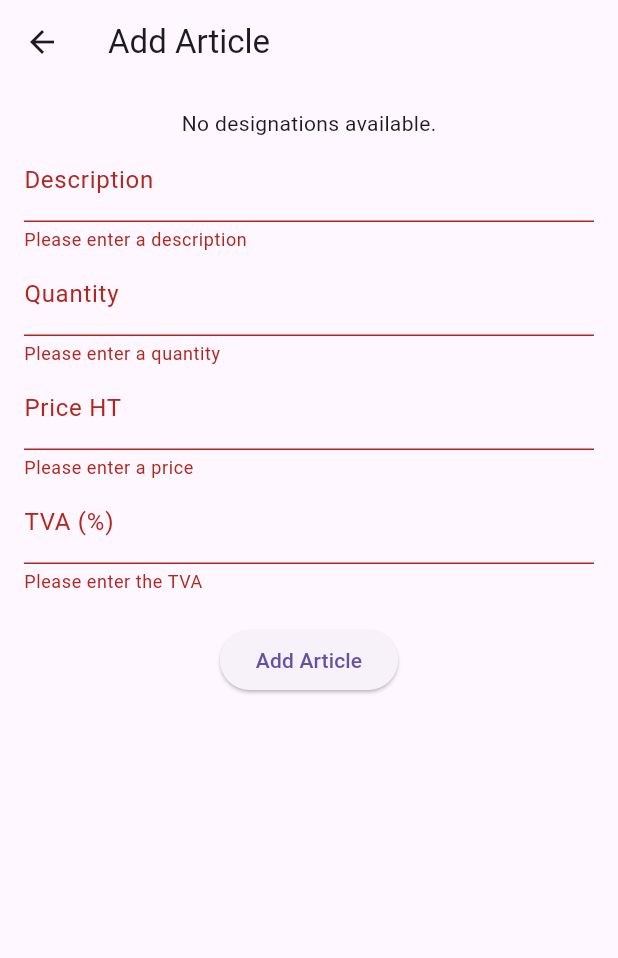
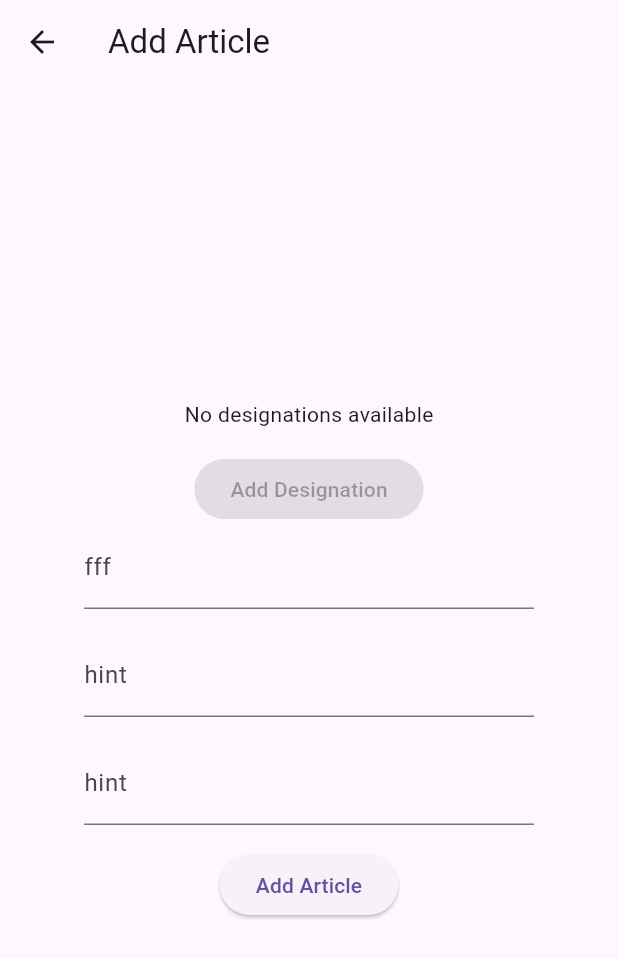
Before and after one commit to vemo068/inventaire_cnas, a Flutter app: the AddArticlePage screen opened directly, after a tap on "Add Article", on a phone screen of 412 x 824 dp. Shown: the top 958 px of the screen. Run offline on Flutter 3.47's test engine with Material 3 defaults, Android fonts, the phone set to English and light mode, and no system bars; our stand-ins replace get, sqflite_common_ffi; accounts and stored records are empty.

Commit message:
refixing and adding pages

```diff
--- /dev/null
+++ b/lib/components/textfield_pc.dart
@@ -0,0 +1,31 @@
+
+import 'package:flutter/material.dart';
+
+class TxtFldPC extends StatelessWidget {
+  final String hint;
+  final TextEditingController controller;
+  final double width;
+  final bool autofocus;
+
+  const TxtFldPC({
+    super.key,
+    required this.hint,
+    required this.controller,
+    this.width = 300.0,
+    this.autofocus=false,
+  });
+
+  @override
+  Widget build(BuildContext context) {
+    return SizedBox(
+      width: width,
+      child: TextField(
+        autofocus: autofocus,
+        controller: controller,
+        decoration: InputDecoration(
+          labelText: hint,
+        ),
+      ),
+    );
+  }
+}
--- a/lib/controllers/database_controller.dart
+++ b/lib/controllers/database_controller.dart
@@ -1,3 +1,4 @@
+import 'package:flutter/material.dart';
 import 'package:get/get.dart';
 import 'package:inventaire_cnas/SQL/db_designation.dart';
 import 'package:inventaire_cnas/models/article.dart';
@@ -9,6 +10,8 @@ class DatabaseController extends GetxController {
   // Observables for the data
   var designations = <Designation>[].obs;
   var articles = <Article>[].obs;
+  Designation? selectedDesignation;
+  TextEditingController designationNameController = TextEditingController();
 
   @override
   void onInit() {
@@ -30,7 +33,8 @@ class DatabaseController extends GetxController {
   }
 
   // Add a new designation
-  Future<void> addDesignation(Designation designation) async {
+  Future<void> addDesignation() async {
+    Designation designation = Designation(name: designationNameController.text);
     await _dbHelper.insertDesignation(designation);
     fetchDesignations();
   }
--- a/lib/models/article.dart
+++ b/lib/models/article.dart
@@ -43,3 +43,6 @@ class Article {
         montantTTC: json['montantTTC'],
       );
 }
+
+
+// create add article page designed for pc
--- a/lib/models/designation.dart
+++ b/lib/models/designation.dart
@@ -1,3 +1,5 @@
+import 'package:flutter/material.dart';
+
 class Designation {
   int? id;
   String name;
--- a/lib/page/add_article.dart
+++ b/lib/page/add_article.dart
@@ -1,85 +1,79 @@
 import 'package:flutter/material.dart';
 import 'package:get/get.dart';
+import 'package:inventaire_cnas/components/textfield_pc.dart';
 import 'package:inventaire_cnas/controllers/database_controller.dart';
-import 'package:inventaire_cnas/models/article.dart';
 
-class AddArticlePage extends StatelessWidget {
-  final DatabaseController controller = Get.find<DatabaseController>();
-  final _formKey = GlobalKey<FormState>();
+class AddArticlePage extends StatefulWidget {
+  @override
+  State<AddArticlePage> createState() => _AddArticlePageState();
+}
 
-  String? selectedDesignation;
-  final TextEditingController descriptionController = TextEditingController();
-  final TextEditingController quantityController = TextEditingController();
-  final TextEditingController priceHTController = TextEditingController();
-  final TextEditingController tvaController = TextEditingController();
-
-  AddArticlePage({super.key});
+class _AddArticlePageState extends State<AddArticlePage> {
+  final DatabaseController databaseController = Get.find<DatabaseController>();
 
   @override
   Widget build(BuildContext context) {
     return Scaffold(
       appBar: AppBar(
-        title: const Text("Add Article"),
+        title: Text('Add Article'),
       ),
-      body: Padding(
-        padding: const EdgeInsets.all(16.0),
-        child: Form(
-          key: _formKey,
+      body: Center(
+        child: Padding(
+          padding: const EdgeInsets.all(16.0),
           child: Column(
-            children: [
+            mainAxisSize: MainAxisSize.min,
+            mainAxisAlignment: MainAxisAlignment.center,
+            crossAxisAlignment: CrossAxisAlignment.center,
+            children: <Widget>[
               Obx(() {
-                if (controller.designations.isEmpty) {
-                  return const Text("No designations available.");
+                if (databaseController.designations.isEmpty) {
+                  return Text('No designations available');
+                } else {
+                  return DropdownButton<String>(
+                    value: databaseController.selectedDesignation?.name,
+                    hint: Text('Select Designation'),
+                    onChanged: (String? newValue) {
+                      setState(() {
+                        databaseController.selectedDesignation!.name =
+                            newValue!;
+                      });
+                    },
+                    items: databaseController.designations.map((designation) {
+                      return DropdownMenuItem<String>(
+                        value: databaseController.selectedDesignation!.name,
+                        child:
+                            Text(databaseController.selectedDesignation!.name),
+                      );
+                    }).toList(),
+                  );
                 }
-                return DropdownButtonFormField<String>(
-                  value: selectedDesignation,
-                  items: controller.designations
-                      .map((designation) => DropdownMenuItem<String>(
-                            value: designation.name,
-                            child: Text(designation.name),
-                          ))
-                      .toList(),
-                  onChanged: (value) {
-                    selectedDesignation = value;
-                  },
-                  decoration: const InputDecoration(
-                    labelText: "Select Designation",
-                  ),
-                  validator: (value) =>
-                      value == null ? "Please select a designation" : null,
+              }),
+              SizedBox(height: 16.0),
+              Obx(() {
+                return ElevatedButton(
+                  onPressed: databaseController.designations.isEmpty
+                      ? null
+                      : () async {
+                          await databaseController.addDesignation();
+                          Get.back();
+                        },
+                  child: Text('Add Designation'),
                 );
               }),
-              TextFormField(
-                controller: descriptionController,
-                decoration: const InputDecoration(labelText: "Description"),
-                validator: (value) =>
-                    value!.isEmpty ? "Please enter a description" : null,
+              TxtFldPC(
+                hint: "fff",
+                controller: TextEditingController(),
               ),
-              TextFormField(
-                controller: quantityController,
-                decoration: const InputDecoration(labelText: "Quantity"),
-                keyboardType: TextInputType.number,
-                validator: (value) =>
-                    value!.isEmpty ? "Please enter a quantity" : null,
-              ),
-              TextFormField(
-                controller: priceHTController,
-                decoration: const InputDecoration(labelText: "Price HT"),
-                keyboardType: TextInputType.number,
-                validator: (value) =>
-                    value!.isEmpty ? "Please enter a price" : null,
-              ),
-              TextFormField(
-                controller: tvaController,
-                decoration: const InputDecoration(labelText: "TVA (%)"),
-                keyboardType: TextInputType.number,
-                validator: (value) =>
-                    value!.isEmpty ? "Please enter the TVA" : null,
-              ),
-              const SizedBox(height: 20),
+              SizedBox(height: 16.0),
+              TxtFldPC(hint: "hint", controller: TextEditingController()),
+              SizedBox(height: 16.0),
+              TxtFldPC(hint: "hint", controller: TextEditingController()),
+              SizedBox(height: 16.0),
               ElevatedButton(
-                onPressed: _addArticle,
-                child: const Text("Add Article"),
+                onPressed: () {
+                  // Add article logic
+                },
+                child: Text('Add Article'),
               ),
             ],
           ),
@@ -87,25 +81,4 @@ class AddArticlePage extends StatelessWidget {
       ),
     );
   }
-
-  void _addArticle() {
-    if (_formKey.currentState!.validate()) {
-      final article = Article(
-        id: 0, // Auto-incremented
-        designationName: selectedDesignation!,
-        description: descriptionController.text,
-        quantity: int.parse(quantityController.text),
-        priceHT: double.parse(priceHTController.text),
-        montantHT: double.parse(priceHTController.text) *
-            int.parse(quantityController.text),
-        tva: double.parse(tvaController.text),
-        montantTTC: double.parse(priceHTController.text) *
-            int.parse(quantityController.text) *
-            (1 + double.parse(tvaController.text) / 100),
-      );
-
-      controller.addArticle(article);
-      Get.back(); // Return to the previous page
-    }
-  }
 }
--- a/pubspec.yaml
+++ b/pubspec.yaml
@@ -38,6 +38,7 @@ dependencies:
   sqflite_common_ffi:
   path_provider:
   get:
+  data_table_2:
 
 dev_dependencies:
   flutter_test:
```
Also changed, not shown: lib/components/articles_table.dart (added, +47 -0 lines), lib/page/add_designation.dart (added, +81 -0 lines), lib/page/home_page.dart (+66 -56 lines), pubspec.lock.
